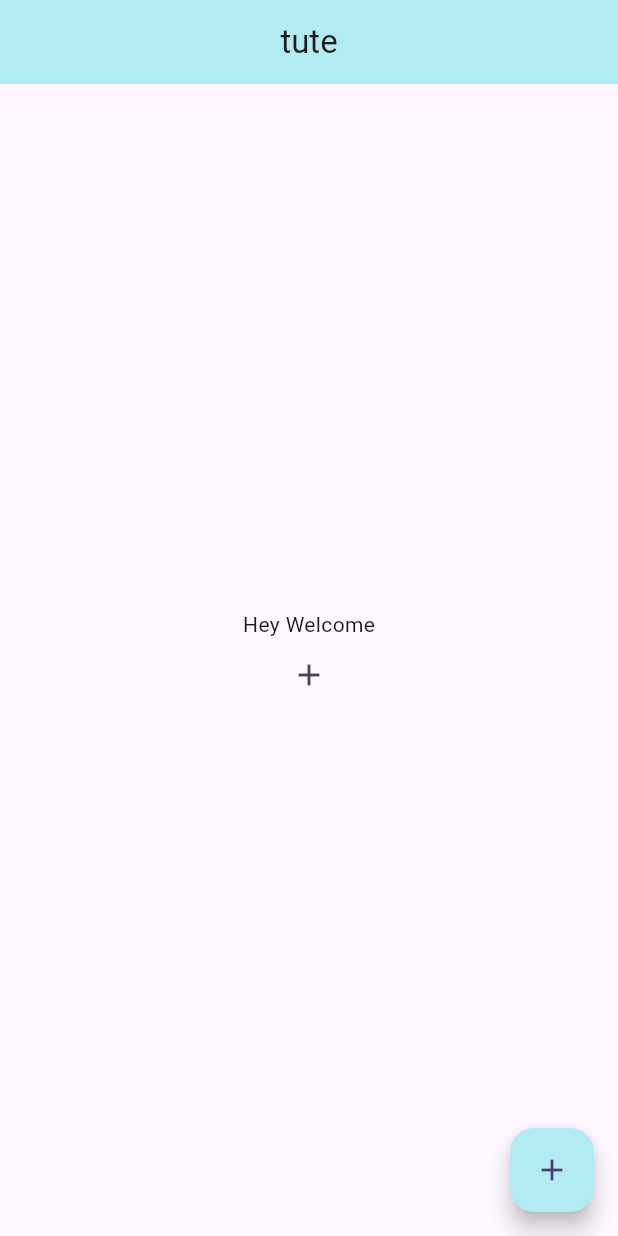
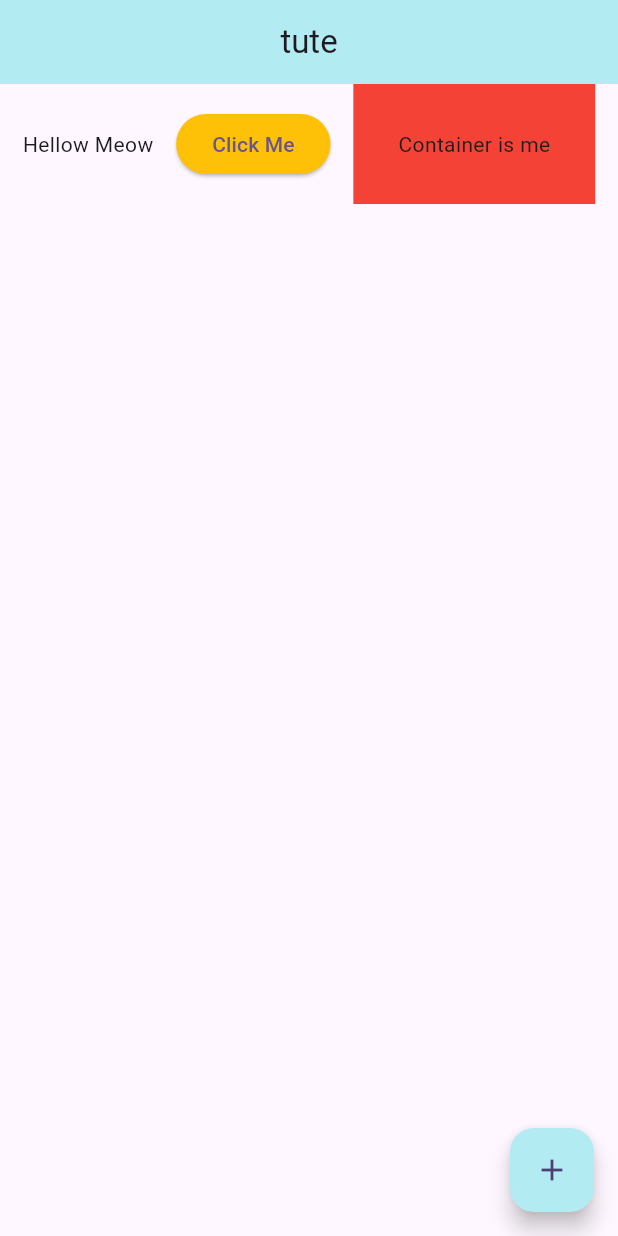
Before and after one commit to asadtanvirshami/Reminder, a Flutter app: the screen it shows after launch, after a tap on the "add" icon, on a phone screen of 412 x 824 dp. Run offline on Flutter 3.47's test engine with Material 2 defaults, Android fonts, the phone set to English and light mode, and no system bars.

Commit message:
lesson 2

```diff
--- a/lib/main.dart
+++ b/lib/main.dart
@@ -30,18 +30,36 @@ class _MyHomePageState extends StatelessWidget {
         title: const Text('tute'),
         centerTitle: true,
       ),
-      body: Center(
-          child: Column(
-        mainAxisAlignment: MainAxisAlignment.center,
-        children: [
-          const Text('Hey Welcome'),
-          IconButton(
-              onPressed: () {
-                print('text');
-              },
-              icon: const Icon(Icons.add)),
+      body: Row(
+        mainAxisAlignment: MainAxisAlignment.spaceEvenly,
+        children: <Widget>[
+          const Text('Hellow Meow'),
+          ElevatedButton(
+            onPressed: () {
+              print('red');
+            },
+            style: ElevatedButton.styleFrom(backgroundColor: Colors.amber),
+            child: const Text('Click Me'),
+          ),
+          Container(
+            color: Colors.red,
+            padding: const EdgeInsets.all(30.0),
+            child: const Text('Container is me'),
+          )
         ],
-      )),
+      ),
+      // body: Center(
+      //     child: Column(
+      //   mainAxisAlignment: MainAxisAlignment.center,
+      //   children: [
+      //     const Text('Hey Welcome'),
+      //     IconButton(
+      //         onPressed: () {
+      //           print('text');
+      //         },
+      //         icon: const Icon(Icons.cabin_rounded)),
+      //   ],
+      // )),
 
       floatingActionButton: FloatingActionButton(
         backgroundColor: Colors.cyan[100],
```
